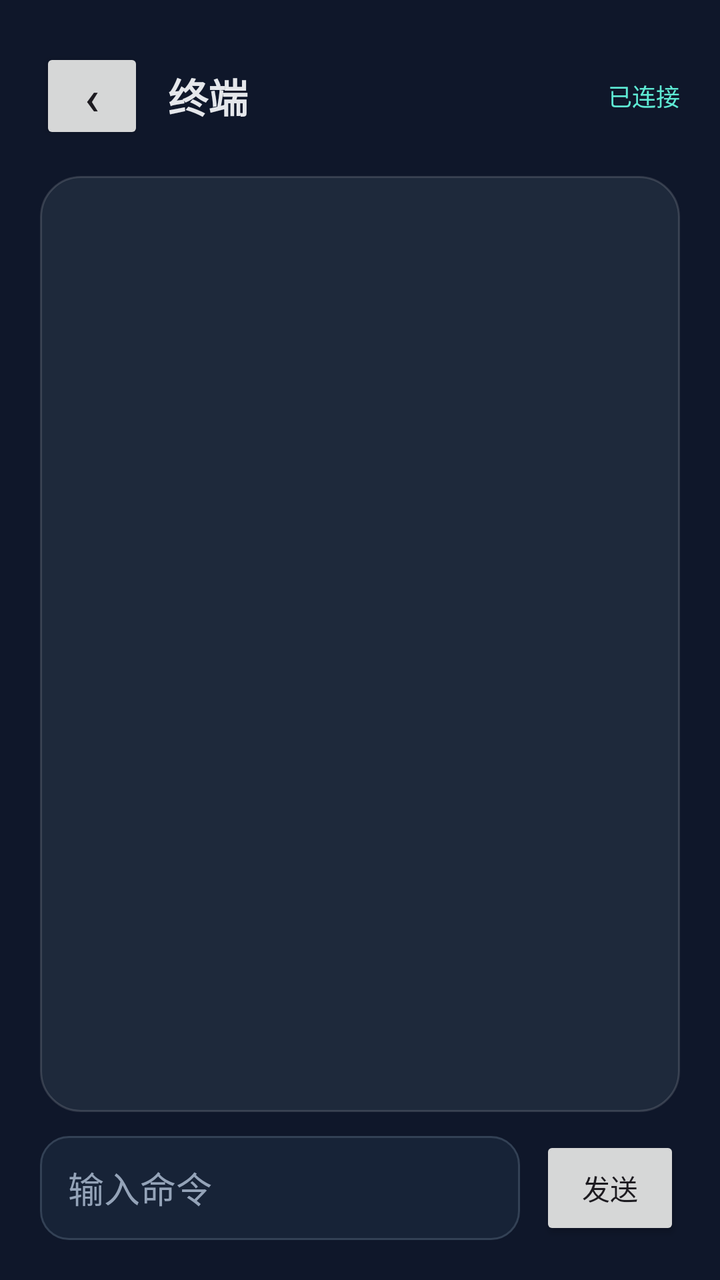
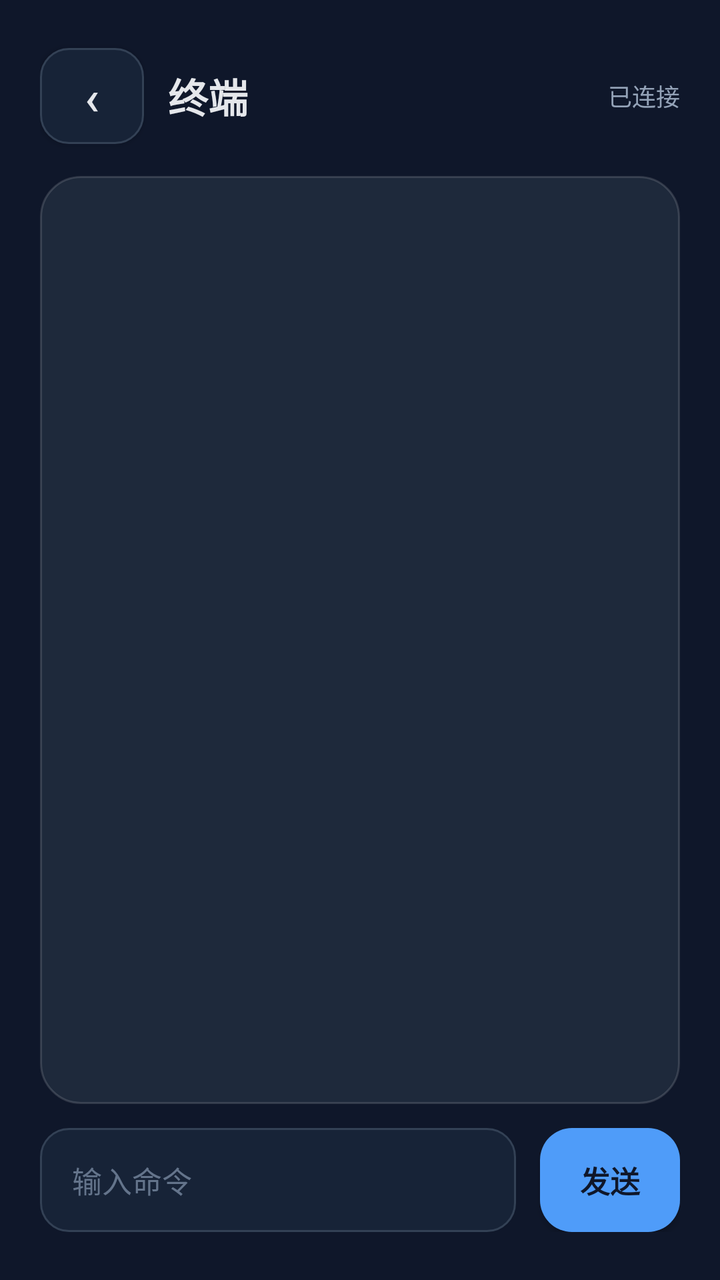

An Android layout rendered at two revisions. The XML below is the earlier revision; the diff shows what the commit changed to produce the second picture.
<!-- AndroidManifest.xml: application theme Theme.CasdonLink -->
<!-- res/layout/activity_terminal.xml -->
<?xml version="1.0" encoding="utf-8"?>
<LinearLayout xmlns:android="http://schemas.android.com/apk/res/android"
    android:id="@+id/terminalRoot"
    android:layout_width="match_parent"
    android:layout_height="match_parent"
    android:background="@color/background"
    android:orientation="vertical"
    android:padding="20dp">

    <LinearLayout
        android:layout_width="match_parent"
        android:layout_height="56dp"
        android:gravity="center_vertical"
        android:orientation="horizontal">
        <Button
            android:id="@+id/backButton"
            android:padding="0dp"
            android:layout_width="52dp"
            android:layout_height="48dp"
            android:text="‹"
            android:textSize="24sp" />
        <TextView
            android:id="@+id/terminalTitle"
            android:layout_width="0dp"
            android:layout_height="wrap_content"
            android:layout_marginStart="12dp"
            android:layout_weight="1"
            android:text="终端"
            android:textColor="@color/text_primary"
            android:textSize="20sp"
            android:textStyle="bold" />
        <TextView
            android:id="@+id/connectionState"
            android:layout_width="wrap_content"
            android:layout_height="wrap_content"
            android:text="已连接"
            android:textColor="@color/secondary"
            android:textSize="12sp" />
    </LinearLayout>

    <ScrollView
        android:id="@+id/terminalScroll"
        android:layout_width="match_parent"
        android:layout_height="0dp"
        android:layout_marginTop="12dp"
        android:layout_weight="1"
        android:background="@drawable/bg_card"
        android:fillViewport="true"
        android:padding="14dp">
        <TextView
            android:id="@+id/terminalOutput"
            android:layout_width="match_parent"
            android:layout_height="wrap_content"
            android:fontFamily="monospace"
            android:textColor="@color/text_primary"
            android:textIsSelectable="true"
            android:textSize="13sp"
            android:text="" />
    </ScrollView>

    <LinearLayout
        android:layout_width="match_parent"
        android:layout_height="wrap_content"
        android:layout_marginTop="12dp"
        android:gravity="center_vertical"
        android:orientation="horizontal">
        <EditText
            android:id="@+id/commandInput"
            android:layout_width="0dp"
            android:layout_height="52dp"
            android:layout_weight="1"
            android:background="@drawable/bg_input"
            android:fontFamily="monospace"
            android:hint="输入命令"
            android:imeOptions="actionSend|flagNoExtractUi|flagNoPersonalizedLearning"
            android:inputType="textNoSuggestions"
            android:paddingStart="14dp"
            android:paddingEnd="14dp"
            android:singleLine="true"
            android:textColor="@color/text_primary"
            android:textColorHint="@color/text_secondary" />
        <Button
            android:id="@+id/sendCommandButton"
            android:padding="0dp"
            android:layout_width="70dp"
            android:layout_height="52dp"
            android:layout_marginStart="10dp"
            android:text="发送"
            android:textAllCaps="false" />
    </LinearLayout>
</LinearLayout>
<!-- resources referenced by this layout -->
<resources>
  <!-- drawable bg_card (drawable) -->
  <shape xmlns:android="http://schemas.android.com/apk/res/android">
      <solid android:color="@color/surface" />
      <stroke android:width="1dp" android:color="#24FFFFFF" />
      <corners android:radius="20dp" />
  </shape>
  <!-- drawable bg_input (drawable) -->
  <shape xmlns:android="http://schemas.android.com/apk/res/android">
      <solid android:color="#172337" />
      <stroke android:width="1dp" android:color="#334155" />
      <corners android:radius="14dp" />
  </shape>
  <!-- unchanged entries left out for length: 8 -->
</resources>

<!-- the commit's change to res/layout/activity_terminal.xml (unified diff, before → after) -->
@@ -1,91 +1,68 @@
 <?xml version="1.0" encoding="utf-8"?>
 <LinearLayout xmlns:android="http://schemas.android.com/apk/res/android"
     android:id="@+id/terminalRoot"
-    android:layout_width="match_parent"
-    android:layout_height="match_parent"
-    android:background="@color/background"
-    android:orientation="vertical"
-    android:padding="20dp">
+    style="@style/Widget.CasdonLink.Screen.Column">
 
-    <LinearLayout
-        android:layout_width="match_parent"
-        android:layout_height="56dp"
-        android:gravity="center_vertical"
-        android:orientation="horizontal">
+    <LinearLayout style="@style/Widget.CasdonLink.Toolbar">
+
         <Button
             android:id="@+id/backButton"
-            android:padding="0dp"
-            android:layout_width="52dp"
-            android:layout_height="48dp"
-            android:text="‹"
-            android:textSize="24sp" />
+            style="@style/Widget.CasdonLink.Button.Icon"
+            android:text="‹" />
+
         <TextView
             android:id="@+id/terminalTitle"
+            style="@style/Text.CasdonLink.ToolbarTitle"
             android:layout_width="0dp"
-            android:layout_height="wrap_content"
-            android:layout_marginStart="12dp"
+            android:layout_marginStart="@dimen/space_md"
             android:layout_weight="1"
-            android:text="终端"
-            android:textColor="@color/text_primary"
-            android:textSize="20sp"
-            android:textStyle="bold" />
+            android:text="终端" />
+
         <TextView
             android:id="@+id/connectionState"
-            android:layout_width="wrap_content"
-            android:layout_height="wrap_content"
-            android:text="已连接"
-            android:textColor="@color/secondary"
-            android:textSize="12sp" />
+            style="@style/Text.CasdonLink.Caption"
+            android:text="已连接" />
     </LinearLayout>
 
     <ScrollView
         android:id="@+id/terminalScroll"
         android:layout_width="match_parent"
         android:layout_height="0dp"
-        android:layout_marginTop="12dp"
+        android:layout_marginTop="@dimen/space_md"
         android:layout_weight="1"
         android:background="@drawable/bg_card"
         android:fillViewport="true"
-        android:padding="14dp">
+        android:padding="@dimen/row_padding">
+
         <TextView
             android:id="@+id/terminalOutput"
-            android:layout_width="match_parent"
-            android:layout_height="wrap_content"
-            android:fontFamily="monospace"
-            android:textColor="@color/text_primary"
+            style="@style/Text.CasdonLink.Mono"
             android:textIsSelectable="true"
-            android:textSize="13sp"
             android:text="" />
     </ScrollView>
 
     <LinearLayout
         android:layout_width="match_parent"
         android:layout_height="wrap_content"
-        android:layout_marginTop="12dp"
+        android:layout_marginTop="@dimen/space_md"
         android:gravity="center_vertical"
         android:orientation="horizontal">
+
         <EditText
             android:id="@+id/commandInput"
+            style="@style/Widget.CasdonLink.EditText"
             android:layout_width="0dp"
-            android:layout_height="52dp"
             android:layout_weight="1"
-            android:background="@drawable/bg_input"
             android:fontFamily="monospace"
             android:hint="输入命令"
             android:imeOptions="actionSend|flagNoExtractUi|flagNoPersonalizedLearning"
-            android:inputType="textNoSuggestions"
-            android:paddingStart="14dp"
-            android:paddingEnd="14dp"
-            android:singleLine="true"
-            android:textColor="@color/text_primary"
-            android:textColorHint="@color/text_secondary" />
+            android:inputType="textNoSuggestions" />
+
         <Button
             android:id="@+id/sendCommandButton"
-            android:padding="0dp"
-            android:layout_width="70dp"
-            android:layout_height="52dp"
-            android:layout_marginStart="10dp"
-            android:text="发送"
-            android:textAllCaps="false" />
+            style="@style/Widget.CasdonLink.Button.Inline"
+            android:layout_marginStart="@dimen/space_md"
+            android:text="发送" />
     </LinearLayout>
+
 </LinearLayout>
<!-- resource entries referenced after the edit -->
@@ -1,17 +1,120 @@
 <!-- resources referenced by this layout -->
 <resources>
+  <dimen name="row_padding">14dp</dimen>
+  <dimen name="space_md">12dp</dimen>
   <!-- drawable bg_card (drawable) -->
   <shape xmlns:android="http://schemas.android.com/apk/res/android">
       <solid android:color="@color/surface" />
-      <stroke android:width="1dp" android:color="#24FFFFFF" />
+      <stroke android:width="1dp" android:color="@color/card_stroke" />
       <corners android:radius="20dp" />
   </shape>
+  <style name="Text.CasdonLink.Caption" parent="Text.CasdonLink">
+          <item name="android:layout_width">wrap_content</item>
+          <item name="android:layout_height">wrap_content</item>
+          <item name="android:textColor">@color/text_secondary</item>
+          <item name="android:textSize">@dimen/text_caption</item>
+      </style>
+  <style name="Text.CasdonLink.Mono" parent="Text.CasdonLink">
+          <item name="android:layout_width">match_parent</item>
+          <item name="android:layout_height">wrap_content</item>
+          <item name="android:fontFamily">monospace</item>
+          <item name="android:textColor">@color/text_primary</item>
+          <item name="android:textSize">@dimen/text_label</item>
+      </style>
+  <style name="Text.CasdonLink.ToolbarTitle" parent="Text.CasdonLink">
+          <item name="android:layout_width">wrap_content</item>
+          <item name="android:layout_height">wrap_content</item>
+          <item name="android:textColor">@color/text_primary</item>
+          <item name="android:textSize">@dimen/text_toolbar_title</item>
+          <item name="android:textStyle">bold</item>
+      </style>
+  <style name="Widget.CasdonLink.Button.Icon" parent="Widget.CasdonLink.Button">
+          <item name="android:layout_width">@dimen/icon_button_width</item>
+          <item name="android:layout_height">@dimen/icon_button_height</item>
+          <item name="android:background">@drawable/bg_input</item>
+          <item name="android:gravity">center</item>
+          <item name="android:padding">0dp</item>
+          <item name="android:textColor">@color/text_primary</item>
+          <item name="android:textSize">@dimen/text_icon</item>
+      </style>
+  <style name="Widget.CasdonLink.Button.Inline" parent="Widget.CasdonLink.Button.Primary">
+          <item name="android:layout_width">@dimen/control_width_inline</item>
+      </style>
+  <style name="Widget.CasdonLink.EditText" parent="Widget.CasdonLink">
+          <item name="android:layout_width">match_parent</item>
+          <item name="android:layout_height">@dimen/control_height</item>
+          <item name="android:background">@drawable/bg_input</item>
+          <item name="android:paddingStart">@dimen/field_padding_horizontal</item>
+          <item name="android:paddingEnd">@dimen/field_padding_horizontal</item>
+          <item name="android:singleLine">true</item>
+          <item name="android:textColor">@color/text_primary</item>
+          <item name="android:textColorHint">@color/text_hint</item>
+          <item name="android:textSize">@dimen/text_body_large</item>
+      </style>
+  <style name="Widget.CasdonLink.Screen.Column" parent="Widget.CasdonLink.Screen">
+          <item name="android:layout_width">match_parent</item>
+          <item name="android:layout_height">match_parent</item>
+          <item name="android:background">@color/background</item>
+          <item name="android:orientation">vertical</item>
+          <item name="android:paddingStart">@dimen/screen_padding_horizontal</item>
+          <item name="android:paddingTop">@dimen/screen_padding_vertical</item>
+          <item name="android:paddingEnd">@dimen/screen_padding_horizontal</item>
+          <item name="android:paddingBottom">@dimen/screen_padding_bottom</item>
+      </style>
+  <style name="Widget.CasdonLink.Toolbar" parent="Widget.CasdonLink">
+          <item name="android:layout_width">match_parent</item>
+          <item name="android:layout_height">@dimen/toolbar_height</item>
+          <item name="android:gravity">center_vertical</item>
+          <item name="android:orientation">horizontal</item>
+      </style>
+  <color name="card_stroke">#24FFFFFF</color>
+  <style name="Text.CasdonLink" parent="" />
+  <dimen name="text_caption">12sp</dimen>
+  <dimen name="text_label">13sp</dimen>
+  <dimen name="text_toolbar_title">20sp</dimen>
+  <style name="Widget.CasdonLink.Button" parent="Widget.CasdonLink">
+          <item name="android:layout_width">match_parent</item>
+          <item name="android:layout_height">@dimen/control_height</item>
+          <item name="android:paddingStart">@dimen/space_lg</item>
+          <item name="android:paddingEnd">@dimen/space_lg</item>
+          <item name="android:textAllCaps">false</item>
+          <item name="android:textSize">@dimen/text_body_large</item>
+      </style>
+  <dimen name="icon_button_width">52dp</dimen>
+  <dimen name="icon_button_height">48dp</dimen>
   <!-- drawable bg_input (drawable) -->
   <shape xmlns:android="http://schemas.android.com/apk/res/android">
-      <solid android:color="#172337" />
-      <stroke android:width="1dp" android:color="#334155" />
+      <solid android:color="@color/input_surface" />
+      <stroke android:width="1dp" android:color="@color/input_stroke" />
       <corners android:radius="14dp" />
   </shape>
+  <dimen name="text_icon">24sp</dimen>
+  <style name="Widget.CasdonLink.Button.Primary" parent="Widget.CasdonLink.Button">
+          <item name="android:background">@drawable/bg_button</item>
+          <item name="android:textColor">@color/background</item>
+          <item name="android:textStyle">bold</item>
+      </style>
+  <dimen name="control_width_inline">70dp</dimen>
+  <style name="Widget.CasdonLink" parent="" />
+  <dimen name="control_height">52dp</dimen>
+  <dimen name="field_padding_horizontal">@dimen/space_lg</dimen>
+  <color name="text_hint">#64748B</color>
+  <dimen name="text_body_large">15sp</dimen>
+  <style name="Widget.CasdonLink.Screen" parent="" />
+  <dimen name="screen_padding_horizontal">@dimen/space_xl</dimen>
+  <dimen name="screen_padding_vertical">@dimen/space_xl</dimen>
+  <dimen name="screen_padding_bottom">@dimen/space_2xl</dimen>
+  <dimen name="toolbar_height">56dp</dimen>
+  <dimen name="space_lg">16dp</dimen>
+  <color name="input_surface">#172337</color>
+  <color name="input_stroke">#334155</color>
+  <!-- drawable bg_button (drawable) -->
+  <shape xmlns:android="http://schemas.android.com/apk/res/android">
+      <solid android:color="@color/primary" />
+      <corners android:radius="16dp" />
+  </shape>
+  <dimen name="space_xl">20dp</dimen>
+  <dimen name="space_2xl">24dp</dimen>
   <!-- unchanged entries left out for length: 8 -->
 </resources>
 
